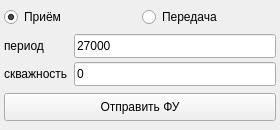
Anatolichka2202/PPB_Project, file PPB_GUI_Sandbox/fuwidget.ui: the form before one commit.
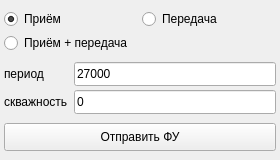
The form after the commit.

Commit message:
feat: support simultaneous FU receive and transmit (0x02) (#4)
* feat(fu): define RX+TX protocol and controller/facade API

* feat(fu): encode mode 0x02 and extend Qt FU selector

* test(fu): add UI mode, wire regression tests and MCU protocol contract

* fix(ci): link Qt Gui in FU protocol test target

```diff
--- a/PPB_GUI_Sandbox/fuwidget.ui
+++ b/PPB_GUI_Sandbox/fuwidget.ui
@@ -7,7 +7,7 @@
     <x>0</x>
     <y>0</y>
     <width>280</width>
-    <height>130</height>
+    <height>160</height>
    </rect>
   </property>
   <property name="sizePolicy">
@@ -36,8 +36,8 @@
     <number>4</number>
    </property>
    <item>
-    <layout class="QHBoxLayout" name="horizontalLayout">
-     <item>
+    <layout class="QGridLayout" name="fuModeLayout">
+     <item row="0" column="0">
       <widget class="QRadioButton" name="radioButtonFUReceive">
        <property name="text">
         <string>Приём</string>
@@ -47,13 +47,20 @@
        </property>
       </widget>
      </item>
-     <item>
+     <item row="0" column="1">
       <widget class="QRadioButton" name="radioButtonFUTransmit">
        <property name="text">
         <string>Передача</string>
        </property>
       </widget>
      </item>
+     <item row="1" column="0" colspan="2">
+      <widget class="QRadioButton" name="radioButtonFUReceiveTransmit">
+       <property name="text">
+        <string>Приём + передача</string>
+       </property>
+      </widget>
+     </item>
     </layout>
    </item>
    <item>
```
The commit also changes 20 other files.
